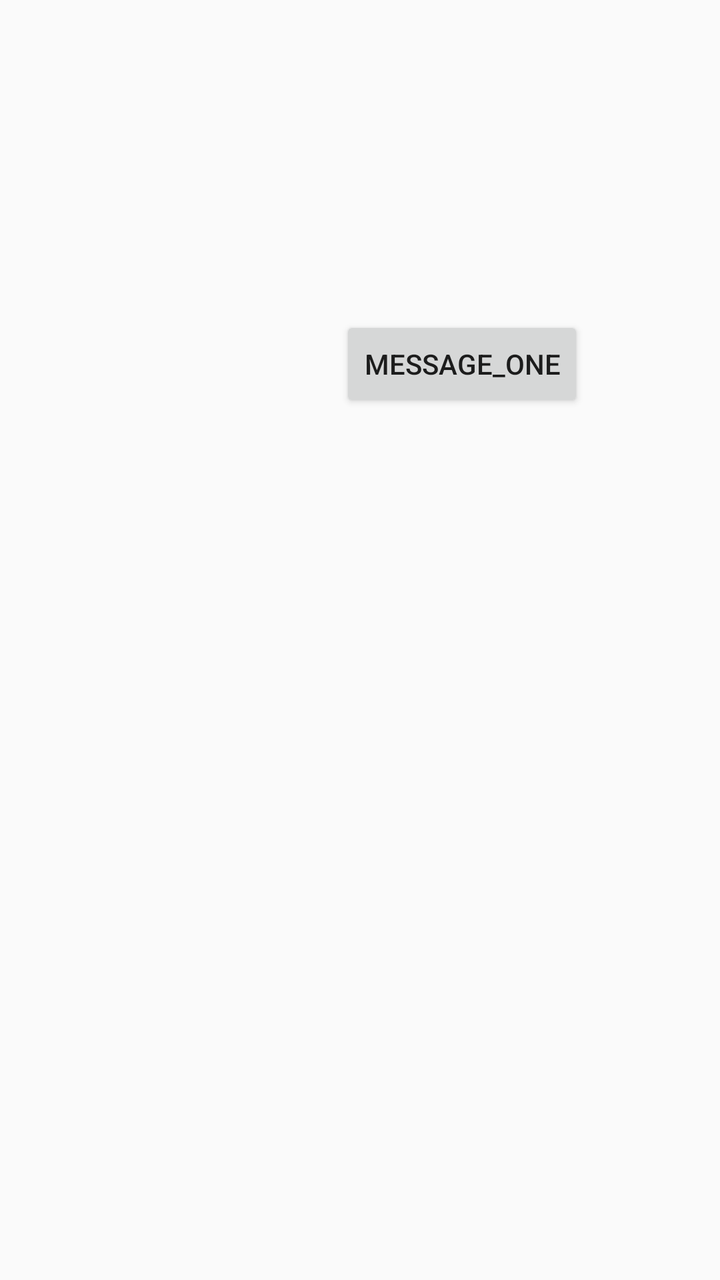
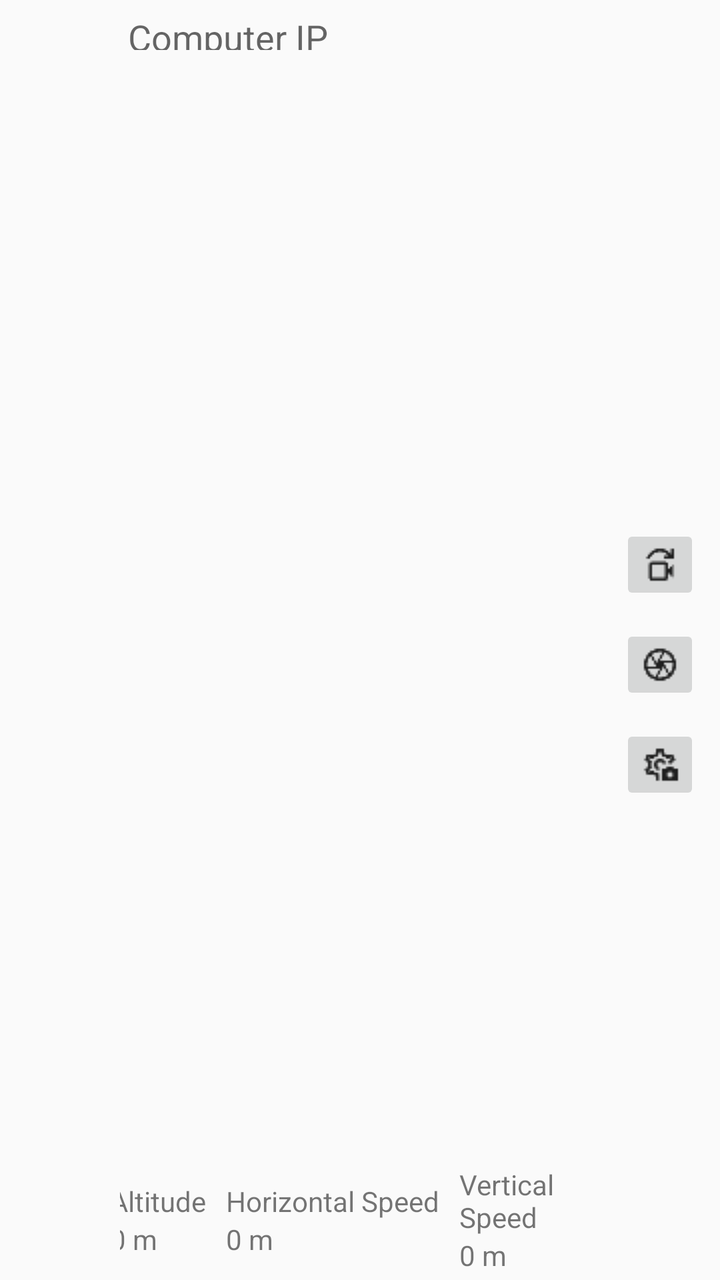

Compare the two renders of this Android layout. The source of the first and the diff that turns it into the second are given below.
<!-- AndroidManifest.xml: application theme AppTheme -->
<!-- res/layout/drone_telemetry.xml -->
<?xml version="1.0" encoding="utf-8"?>
<androidx.constraintlayout.widget.ConstraintLayout xmlns:android="http://schemas.android.com/apk/res/android"
    xmlns:app="http://schemas.android.com/apk/res-auto"
    xmlns:tools="http://schemas.android.com/tools"
    android:layout_width="match_parent"
    android:layout_height="match_parent"
    android:clickable="true"
    android:orientation="horizontal"
    tools:context="ethos.DroneTelemetry">

    <Button
        android:id="@+id/message_one"
        android:layout_width="wrap_content"
        android:layout_height="wrap_content"
        android:layout_marginTop="154dp"
        android:text="message_one"
        app:layout_constraintBottom_toBottomOf="parent"
        app:layout_constraintEnd_toEndOf="parent"
        app:layout_constraintHorizontal_bias="0.714"
        app:layout_constraintStart_toStartOf="parent"
        app:layout_constraintTop_toTopOf="parent"
        app:layout_constraintVertical_bias="0.009" />

    <Button
        android:id="@+id/message_two"
        android:layout_width="wrap_content"
        android:layout_height="wrap_content"
        android:layout_marginStart="159dp"
        android:layout_marginTop="264dp"
        android:layout_marginEnd="447dp"
        android:layout_marginBottom="99dp"
        android:text="message_two"
        app:layout_constraintBottom_toBottomOf="parent"
        app:layout_constraintEnd_toEndOf="parent"
        app:layout_constraintStart_toStartOf="parent"
        app:layout_constraintTop_toTopOf="parent" />


</androidx.constraintlayout.widget.ConstraintLayout>
<!-- resources referenced by this layout -->
<resources>
  <style name="AppTheme" parent="Theme.AppCompat.Light.DarkActionBar">
          
          <item name="colorPrimary">@color/colorPrimary</item>
          <item name="colorPrimaryDark">@color/colorPrimaryDark</item>
          <item name="colorAccent">@color/colorAccent</item>
          <item name="android:navigationBarColor">@color/colorPrimary</item>
          <item name="actionMenuTextAppearance">@style/menu_item_appearance</item>
      </style>
  <color name="colorPrimary">#314268</color>
  <color name="colorPrimaryDark">#314268</color>
  <color name="colorAccent">#314268</color>
  <style name="menu_item_appearance" parent="@android:style/TextAppearance.Holo.Widget.ActionBar.Menu">
          <item name="android:textSize">25sp</item>
      </style>
</resources>

<!-- the commit's change to res/layout/drone_telemetry.xml (unified diff, before → after) -->
@@ -8,32 +8,214 @@
     android:orientation="horizontal"
     tools:context="ethos.DroneTelemetry">
 
-    <Button
-        android:id="@+id/message_one"
-        android:layout_width="wrap_content"
-        android:layout_height="wrap_content"
-        android:layout_marginTop="154dp"
-        android:text="message_one"
+    
+    <LinearLayout
+        android:id="@+id/header_bar"
+        android:layout_width="0dp"
+        android:layout_height="25dp"
+        android:orientation="horizontal"
+        android:gravity="center_vertical"
+        app:layout_constraintTop_toTopOf="parent"
+        app:layout_constraintStart_toStartOf="parent"
+        app:layout_constraintEnd_toEndOf="parent">
+
+
+        <com.google.android.material.textfield.TextInputLayout
+            android:layout_width="300dp"
+            android:layout_height="match_parent"
+            android:layout_marginStart="60dp"
+            android:hint="Computer IP">
+
+            <com.google.android.material.textfield.TextInputEditText
+                android:layout_width="match_parent"
+                android:layout_height="wrap_content"
+                android:hint="Computer IP" />
+        </com.google.android.material.textfield.TextInputLayout>
+        <ImageButton
+            android:id="@+id/ip_input_button"
+            android:layout_height="match_parent"
+            android:layout_width="25dp"
+            android:src="@drawable/send"/>
+
+        <ImageButton
+            android:id="@+id/livestream_button"
+            android:layout_height="match_parent"
+            android:layout_width="25dp"
+            android:layout_marginStart="150dp"
+            android:src="@drawable/livestream"/>
+
+        <ImageView
+            android:layout_height="match_parent"
+            android:layout_width="25dp"
+            android:layout_marginStart="15dp"
+            android:src="@drawable/battery"/>
+        <TextView
+            android:id="@+id/battery_text"
+            android:layout_height="match_parent"
+            android:layout_width="wrap_content"
+            android:text="100%" />
+
+        <Space
+            android:layout_width="0dp"
+            android:layout_height="match_parent"
+            android:layout_weight="1" />
+        <ImageButton
+            android:id="@+id/settings_button"
+            android:layout_height="match_parent"
+            android:layout_width="25dp"
+            android:layout_marginEnd="17.5dp"
+            android:src="@drawable/settings"/>
+
+    </LinearLayout>
+
+    
+    <LinearLayout
+        android:id="@+id/flight_info_bar"
+        android:layout_width="0dp"
+        android:layout_height="60dp"
+        android:gravity="center"
+        android:orientation="horizontal"
+        app:layout_constraintBottom_toBottomOf="parent"
+        app:layout_constraintEnd_toStartOf="@id/camera_bar"
+        app:layout_constraintStart_toEndOf="@id/GPS_map_bar">
+
+        <LinearLayout
+            android:layout_width="wrap_content"
+            android:layout_height="wrap_content"
+            android:orientation="vertical">
+
+            <TextView
+                android:layout_width="wrap_content"
+                android:layout_height="wrap_content"
+                android:text="Altitude" />
+
+            <TextView
+                android:id="@+id/altitude_text"
+                android:layout_width="wrap_content"
+                android:layout_height="wrap_content"
+                android:text="0 m" />
+        </LinearLayout>
+
+        <LinearLayout
+            android:layout_width="wrap_content"
+            android:layout_height="wrap_content"
+            android:orientation="vertical"
+            android:layout_marginStart="10dp">
+
+
+            <TextView
+                android:layout_width="wrap_content"
+                android:layout_height="wrap_content"
+                android:text="Horizontal Speed" />
+
+            <TextView
+                android:id="@+id/horizontal_speed_text"
+                android:layout_width="wrap_content"
+                android:layout_height="wrap_content"
+                android:text="0 m" />
+        </LinearLayout>
+
+        <LinearLayout
+            android:layout_width="wrap_content"
+            android:layout_height="wrap_content"
+            android:orientation="vertical"
+            android:layout_marginStart="10dp">
+
+            <TextView
+                android:layout_width="wrap_content"
+                android:layout_height="wrap_content"
+                android:text="Vertical Speed" />
+
+            <TextView
+                android:id="@+id/vertical_speed_text"
+                android:layout_width="wrap_content"
+                android:layout_height="wrap_content"
+                android:text="0 m" />
+        </LinearLayout>
+
+        <LinearLayout
+            android:layout_width="wrap_content"
+            android:layout_height="wrap_content"
+            android:orientation="vertical"
+            android:layout_marginStart="10dp">
+
+            <TextView
+                android:layout_width="wrap_content"
+                android:layout_height="wrap_content"
+                android:text="Long Lat" />
+
+            <TextView
+                android:id="@+id/long_lat_text"
+                android:layout_width="wrap_content"
+                android:layout_height="wrap_content"
+                android:text="0 m" />
+        </LinearLayout>
+    </LinearLayout>
+
+
+    
+    <LinearLayout
+        android:id="@+id/camera_bar"
+        android:layout_width="60dp"
+        android:layout_height="0dp"
+        android:gravity="center_vertical|end"
+        android:orientation="vertical"
         app:layout_constraintBottom_toBottomOf="parent"
         app:layout_constraintEnd_toEndOf="parent"
-        app:layout_constraintHorizontal_bias="0.714"
+        app:layout_constraintTop_toBottomOf="@id/header_bar">
+
+        <ImageButton
+            android:id="@+id/video_swap_button"
+            android:layout_width="match_parent"
+            android:layout_height="40dp"
+            android:layout_marginStart="10dp"
+            android:layout_marginEnd="10dp"
+            android:src="@drawable/swap_to_video" />
+
+        <ImageButton
+            android:id="@+id/shoot_photo_button"
+            android:layout_width="match_parent"
+            android:layout_height="40dp"
+            android:layout_marginStart="10dp"
+            android:layout_marginTop="10dp"
+            android:layout_marginEnd="10dp"
+            android:src="@drawable/shoot_photo" />
+
+        <ImageButton
+            android:id="@+id/camera_settings_button"
+            android:layout_width="match_parent"
+            android:layout_height="40dp"
+            android:layout_marginStart="10dp"
+            android:layout_marginTop="10dp"
+            android:layout_marginEnd="10dp"
+            android:src="@drawable/camera_settings" />
+    </LinearLayout>
+
+    
+    <LinearLayout
+        android:id="@+id/mapping_bar"
+        android:layout_width="60dp"
+        android:layout_height="0dp"
+        android:gravity="center_vertical|right"
+        android:orientation="horizontal"
+        app:layout_constraintTop_toBottomOf="@id/header_bar"
+        app:layout_constraintBottom_toTopOf="@id/flight_info_bar"
+        app:layout_constraintStart_toStartOf="parent">
+
+
+    </LinearLayout>
+
+    
+    <LinearLayout
+        android:id="@+id/GPS_map_bar"
+        android:layout_width="60dp"
+        android:layout_height="60dp"
+        android:gravity="center_vertical|right"
+        android:orientation="horizontal"
+        app:layout_constraintBottom_toBottomOf="parent"
         app:layout_constraintStart_toStartOf="parent"
-        app:layout_constraintTop_toTopOf="parent"
-        app:layout_constraintVertical_bias="0.009" />
-
-    <Button
-        android:id="@+id/message_two"
-        android:layout_width="wrap_content"
-        android:layout_height="wrap_content"
-        android:layout_marginStart="159dp"
-        android:layout_marginTop="264dp"
-        android:layout_marginEnd="447dp"
-        android:layout_marginBottom="99dp"
-        android:text="message_two"
-        app:layout_constraintBottom_toBottomOf="parent"
-        app:layout_constraintEnd_toEndOf="parent"
-        app:layout_constraintStart_toStartOf="parent"
-        app:layout_constraintTop_toTopOf="parent" />
-
-
+        app:layout_constraintTop_toBottomOf="@+id/mapping_bar">
+
+
+    </LinearLayout>
 </androidx.constraintlayout.widget.ConstraintLayout>
<!-- resource entries referenced after the edit -->
@@ -1,5 +1,12 @@
 <!-- resources referenced by this layout -->
 <resources>
+  <!-- drawable battery: png bitmap (drawable, 254 bytes) -->
+  <!-- drawable camera_settings: png bitmap (drawable, 546 bytes) -->
+  <!-- drawable livestream: png bitmap (drawable, 262 bytes) -->
+  <!-- drawable send: png bitmap (drawable, 327 bytes) -->
+  <!-- drawable settings: png bitmap (drawable, 522 bytes) -->
+  <!-- drawable shoot_photo: png bitmap (drawable, 546 bytes) -->
+  <!-- drawable swap_to_video: png bitmap (drawable, 388 bytes) -->
   <style name="AppTheme" parent="Theme.AppCompat.Light.DarkActionBar">
           
           <item name="colorPrimary">@color/colorPrimary</item>
